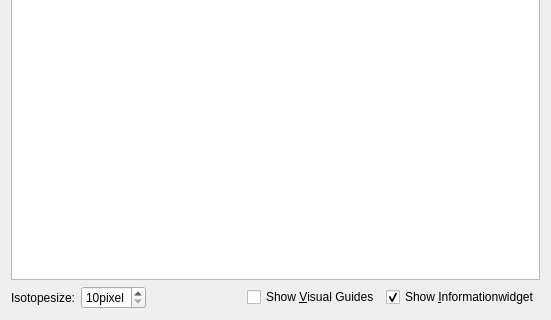
Above: src/isotopedialog.ui from KDE/kalzium before the change; both pictures show x 0 to 551 and y 167 to 487 of the 551 by 487 pixel window. Below: the same form after it.
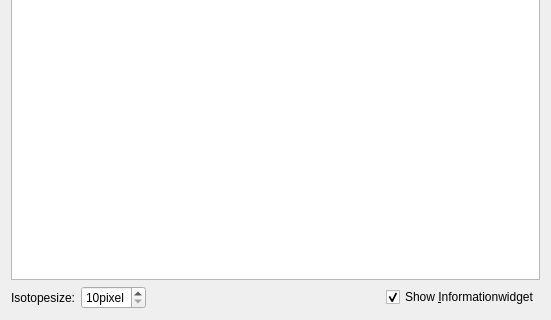
That is the form after the change.

Commit message: * Add the isoptope table to the toolbar * fix the informationwidget a bit

The edit to the form file:
```diff
--- a/src/isotopedialog.ui
+++ b/src/isotopedialog.ui
@@ -10,7 +10,7 @@
    </rect>
   </property>
   <layout class="QGridLayout" >
-   <item row="0" column="0" colspan="5" >
+   <item row="0" column="0" colspan="4" >
     <widget class="QGraphicsView" name="gv" >
      <property name="dragMode" >
       <enum>QGraphicsView::ScrollHandDrag</enum>
@@ -57,13 +57,6 @@
     </spacer>
    </item>
    <item row="1" column="3" >
-    <widget class="QCheckBox" name="guides" >
-     <property name="text" >
-      <string>Show &amp;Visual Guides</string>
-     </property>
-    </widget>
-   </item>
-   <item row="1" column="4" >
     <widget class="QCheckBox" name="infowidget" >
      <property name="text" >
       <string>Show &amp;Informationwidget</string>
```
The commit also changes 3 other files.
